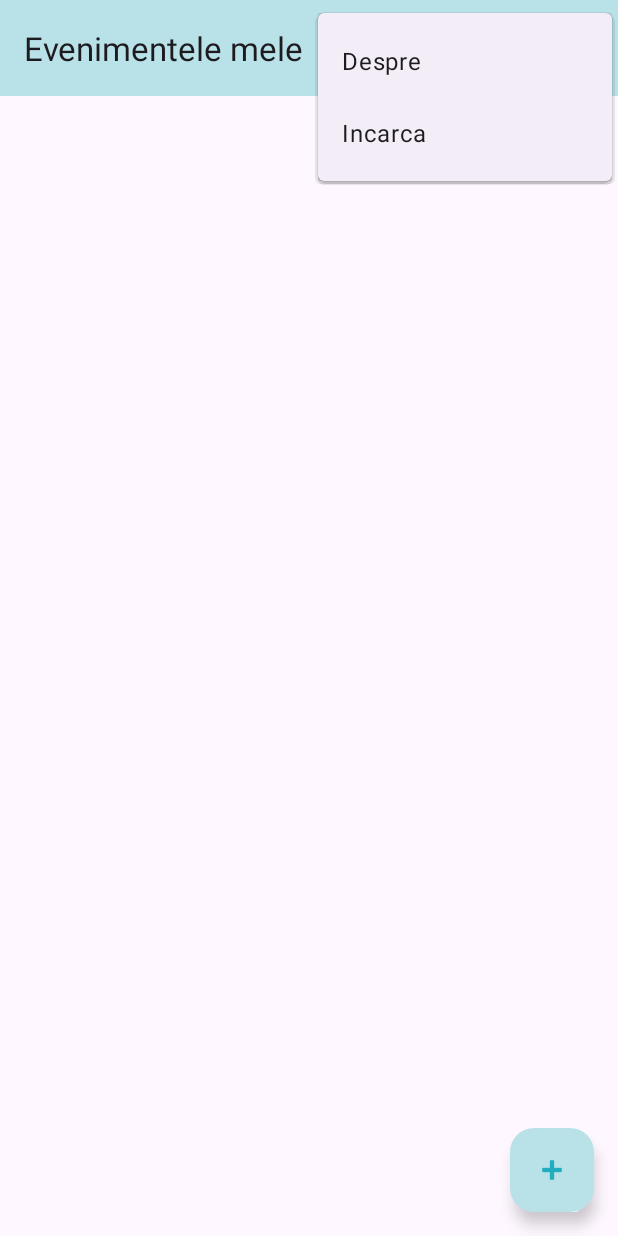
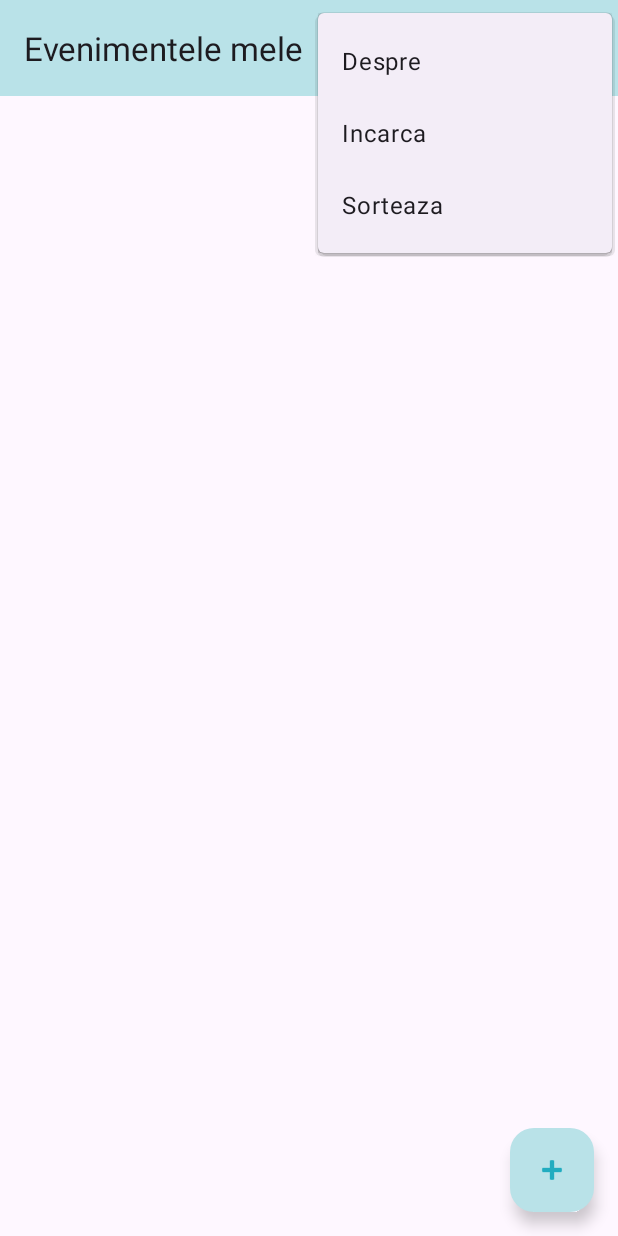
Before and after one commit to andreeatcl/dam-seminar-app, an Android app: the screen it shows after launch (MainActivity), with the options menu open, on a phone screen of 412 x 824 dp. Run offline under Robolectric (Android 15) with nearby library versions, the phone set to English and light mode, and no system bars; our stand-ins replace Room's generated code.

Commit message:
seminar 11

```diff
--- a/app/src/main/java/ro/ase/pdm/events/MainActivity.java
+++ b/app/src/main/java/ro/ase/pdm/events/MainActivity.java
@@ -1,6 +1,8 @@
 package ro.ase.pdm.events;
 
+import android.content.Context;
 import android.content.Intent;
+import android.content.SharedPreferences;
 import android.os.Bundle;
 import android.util.Log;
 import android.view.Menu;
@@ -10,6 +12,7 @@ import android.widget.AdapterView;
 import android.widget.ArrayAdapter;
 import android.widget.Button;
 import android.widget.ListView;
+import android.widget.Toast;
 
 import androidx.activity.EdgeToEdge;
 import androidx.activity.result.ActivityResult;
@@ -26,8 +29,11 @@ import com.google.android.material.appbar.MaterialToolbar;
 import com.google.android.material.floatingactionbutton.FloatingActionButton;
 
 import java.util.ArrayList;
+import java.util.Calendar;
+import java.util.Date;
 import java.util.List;
 
+import ro.ase.pdm.events.data.EvenimentDAO;
 import ro.ase.pdm.events.data.EvenimenteDatabase;
 import ro.ase.pdm.events.data.LocalData;
 import ro.ase.pdm.events.data.RemoteData;
@@ -100,6 +106,24 @@ public class MainActivity extends AppCompatActivity {
             return insets;
         });
 
+        // afisare data ultima accesare
+        SharedPreferences sharedPref = this.getPreferences(Context.MODE_PRIVATE);
+        String cheie = getString(R.string.last_opened);
+        String lastOpened = sharedPref.getString(cheie, "");
+
+        if (lastOpened.isEmpty()) {
+            Date currentTime = Calendar.getInstance().getTime();
+            lastOpened = currentTime.toString();
+            Toast.makeText(this, "Bine ati venit!", Toast.LENGTH_SHORT).show();
+        } else {
+            Toast.makeText(this, "Ultima accesare: " + lastOpened, Toast.LENGTH_SHORT).show();
+        }
+
+        Date currentTime = Calendar.getInstance().getTime();
+        SharedPreferences.Editor editor = sharedPref.edit();
+        editor.putString(cheie, currentTime.toString());
+        editor.apply();
+
         listViewEvenimente = findViewById(R.id.listViewEvenimente);
         try {
             // codul ar trb sa fie altundeva?
@@ -129,6 +153,21 @@ public class MainActivity extends AppCompatActivity {
                 intent.putExtra(CHEIE_EVENIMENT, evenimente.get(position));
                 intent.putExtra(CHEIE_POZITIE, position);
                 launcherAddEdit.launch(intent);
+            }
+        });
+
+        // long click => stergere eveniment din lv si DB
+        listViewEvenimente.setOnItemLongClickListener(new AdapterView.OnItemLongClickListener() {
+            @Override
+            public boolean onItemLongClick(AdapterView<?> parent, View view, int position, long id) {
+                Eveniment eveniment = evenimente.get(position);
+                new Thread(() -> {
+                    EvenimenteDatabase.getInstance(getApplicationContext()).getEvenimentDao().delete(eveniment);
+                }).start();
+                evenimente.remove(position);
+                adaptor.notifyDataSetChanged();
+
+                return true;
             }
         });
     }
@@ -168,6 +207,12 @@ public class MainActivity extends AppCompatActivity {
             ).start();
         }
 
+        // sortare evenimente in functie de data
+        if (item.getItemId() == R.id.action_sorteaza) {
+            evenimente.sort((e1, e2) -> e1.getData().compareTo(e2.getData()));
+            adaptor.notifyDataSetChanged();
+        }
+
         return super.onOptionsItemSelected(item);
     }
 }
--- a/app/src/main/java/ro/ase/pdm/events/data/EvenimentDAO.java
+++ b/app/src/main/java/ro/ase/pdm/events/data/EvenimentDAO.java
@@ -1,6 +1,7 @@
 package ro.ase.pdm.events.data;
 
 import androidx.room.Dao;
+import androidx.room.Delete;
 import androidx.room.Insert;
 import androidx.room.Query;
 
@@ -19,5 +20,7 @@ public interface EvenimentDAO {
 
     // @Update
     // @Delete - un singur element
+    @Delete
+    void delete(Eveniment eveniment);
 
 }
--- a/app/src/main/res/menu/main_menu.xml
+++ b/app/src/main/res/menu/main_menu.xml
@@ -9,4 +9,8 @@
     <item
         android:id="@+id/action_incarca"
         android:title="@string/incarca" />
+
+    <item
+        android:id="@+id/action_sorteaza"
+        android:title="@string/sorteaza" />
 </menu>
--- a/app/src/main/res/values/strings.xml
+++ b/app/src/main/res/values/strings.xml
@@ -18,6 +18,8 @@
     <string name="fulldata_placeholder">DD/MM/YYYY HH:MM</string>
     <string name="categorie_placeholder">Categorie</string>
     <string name="incarca">Incarca</string>
+    <string name="sorteaza">Sorteaza</string>
+    <string name="last_opened" />
     <string-array name="categorii">
         <item>Conferinta</item>
         <item>Hackathon</item>
```
Also changed, not shown: 1 other file.
